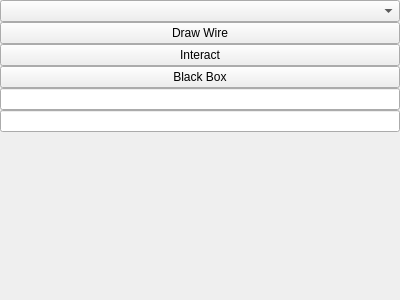
Above: sideselectionpane.ui from KaramVSingh/Black-Box before the change. Below: the same form after it.
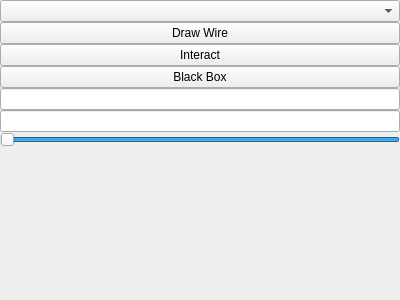
That is the form after the change.

```diff
--- a/sideselectionpane.ui
+++ b/sideselectionpane.ui
@@ -85,6 +85,34 @@
      </property>
     </widget>
    </item>
+   <item>
+    <widget class="QSlider" name="frequencySlider">
+     <property name="sizePolicy">
+      <sizepolicy hsizetype="Minimum" vsizetype="Fixed">
+       <horstretch>0</horstretch>
+       <verstretch>0</verstretch>
+      </sizepolicy>
+     </property>
+     <property name="minimum">
+      <number>10</number>
+     </property>
+     <property name="maximum">
+      <number>1000</number>
+     </property>
+     <property name="singleStep">
+      <number>10</number>
+     </property>
+     <property name="sliderPosition">
+      <number>1000</number>
+     </property>
+     <property name="orientation">
+      <enum>Qt::Horizontal</enum>
+     </property>
+     <property name="invertedAppearance">
+      <bool>true</bool>
+     </property>
+    </widget>
+   </item>
    <item>
     <spacer name="verticalSpacer">
      <property name="orientation">
```
